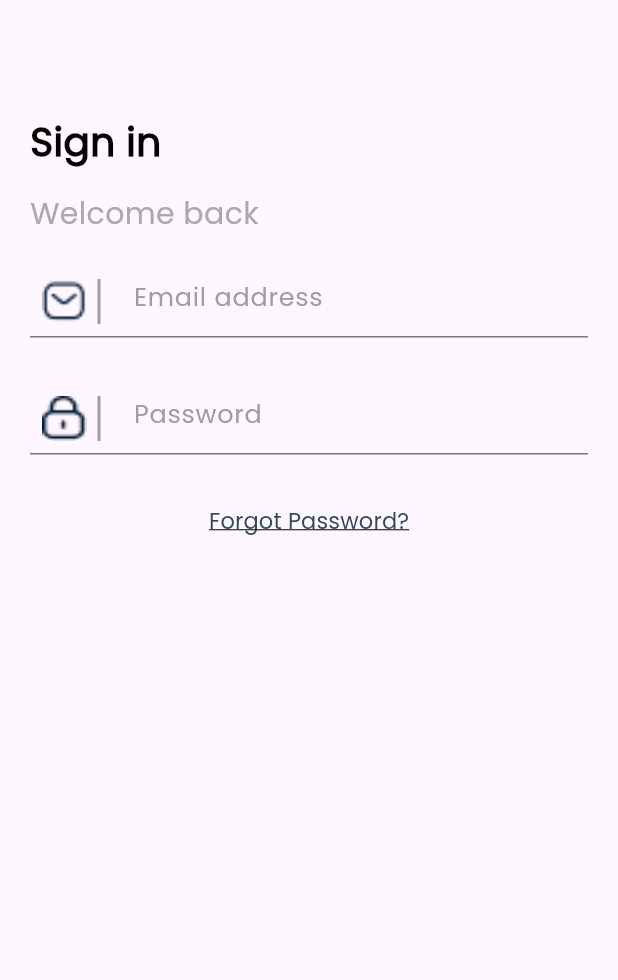
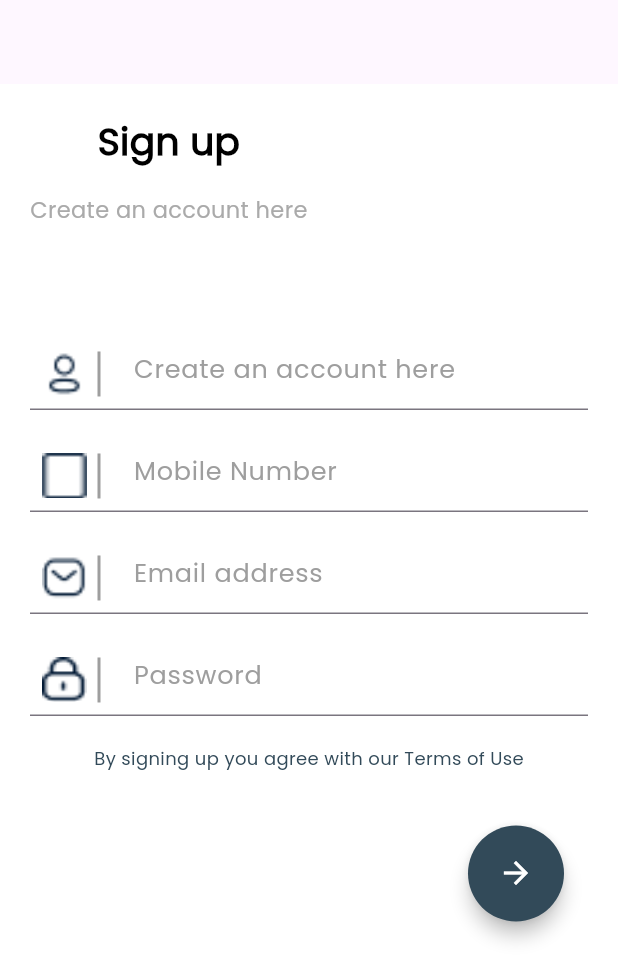
Before and after one commit to AAhmedTarekElshamy/magic_coffee, a Flutter app: the screen it shows after launch, on a phone screen of 412 x 824 dp. Shown: the top 980 px of the screen. Run offline on Flutter 3.47's test engine with Material 3 defaults, Android fonts, the phone set to English and light mode, and no system bars; our stand-ins replace flutter_svg.

Commit message:
SignUpView initial

```diff
--- a/lib/core/widgets/custom_button.dart
+++ b/lib/core/widgets/custom_button.dart
@@ -1,18 +1,26 @@
 import 'package:flutter/material.dart';
+
 class CustomButton extends StatelessWidget {
   const CustomButton({super.key, this.onPressed});
- final void Function()? onPressed;
+  final void Function()? onPressed;
+
   @override
   Widget build(BuildContext context) {
     return Padding(
       padding: const EdgeInsets.all(16.0),
       child: ElevatedButton(
         onPressed: onPressed,
-        style: ElevatedButton.styleFrom(
-          shape: const CircleBorder(),
-          backgroundColor: const Color(0xFF2F4F5F), // Circular shape
-          padding: const EdgeInsets.all(20), // Background color (close to the color in the image)
-          elevation: 5, // Shadow elevation
+        style: ButtonStyle(
+          shape: MaterialStateProperty.all<CircleBorder>(
+            const CircleBorder(),
+          ),
+          backgroundColor: MaterialStateProperty.all<Color>(
+            const Color(0xff324A59),
+          ), // Background color
+          padding: MaterialStateProperty.all<EdgeInsetsGeometry>(
+            const EdgeInsets.all(20), // Padding inside the button
+          ),
+          elevation: MaterialStateProperty.all<double>(5), // Shadow elevation
         ),
         child: const Icon(
           Icons.arrow_forward, // Arrow icon
@@ -21,6 +29,5 @@ class CustomButton extends StatelessWidget {
         ),
       ),
     );
-
   }
 }
--- /dev/null
+++ b/lib/core/widgets/screen_upper.dart
@@ -0,0 +1,40 @@
+import 'package:flutter/material.dart';
+class ScreenUpper extends StatelessWidget {
+  const ScreenUpper({super.key, required this.title, required this.subTitle});
+  final String title;
+  final String subTitle;
+
+
+  @override
+  Widget build(BuildContext context) {
+    return SizedBox(
+
+      height: MediaQuery.of(context).size.height*0.18,
+      child:   Column(
+        children: [
+          Text(
+            title,
+            style: const TextStyle(
+              fontSize: 25,
+              fontWeight: FontWeight.bold,
+              color: Colors.black,
+              fontFamily: 'Poppins',
+            ),
+          ),
+          const SizedBox(
+            height: 17,
+          ),
+          Text(
+            subTitle,
+            style: const TextStyle(
+              fontSize: 15,
+              fontFamily: 'Poppins',
+              // fontWeight: FontWeight.bold,
+              color: Color(0xffAAAAAA),
+            ),
+          ),
+        ],
+      ),
+    );
+  }
+}
--- /dev/null
+++ b/lib/features/auth/presentation/views/signUp_view.dart
@@ -0,0 +1,15 @@
+import 'package:flutter/material.dart';
+import 'package:magic_coffee/features/auth/presentation/views/widgets/signUp_view_body.dart';
+class SignUpView extends StatelessWidget {
+  const SignUpView({super.key});
+
+  @override
+  Widget build(BuildContext context) {
+    return Scaffold(
+    backgroundColor: Colors.white,
+      appBar: AppBar(),
+      body:const SignUpViewBody() ,
+
+    );
+  }
+}
--- /dev/null
+++ b/lib/features/auth/presentation/views/widgets/signUp_view_body.dart
@@ -0,0 +1,49 @@
+import 'package:flutter/material.dart';
+
+import '../../../../../core/widgets/custom_button.dart';
+import '../../../../../core/widgets/custom_text_field.dart';
+import '../../../../../core/widgets/screen_upper.dart';
+
+class SignUpViewBody extends StatefulWidget {
+  const SignUpViewBody({super.key});
+
+  @override
+  State<SignUpViewBody> createState() => _SignUpViewBodyState();
+}
+
+class _SignUpViewBodyState extends State<SignUpViewBody> {
+  @override
+  Widget build(BuildContext context) {
+    return const Padding(
+      padding: EdgeInsets.all(20.0),
+      child: Column(
+        crossAxisAlignment: CrossAxisAlignment.start,
+        children: [
+          ScreenUpper(title: 'Sign up',subTitle: 'Create an account here',),
+          SizedBox(
+            height: 1,
+          ),
+          CustomTextField(hintText: 'Create an account here', iconPath: 'assets/images/icons/Profile.png',),
+          SizedBox(height:20),
+          CustomTextField(hintText: 'Mobile Number', iconPath: 'assets/images/icons/Group.png',),
+          SizedBox(height:20),
+          CustomTextField(hintText: 'Email address', iconPath: 'assets/images/Message1.png',),
+          SizedBox(height:20),
+          CustomTextField(hintText: 'Password', iconPath: 'assets/images/icons/Lock.png',),
+          SizedBox(height:20),
+          Center(
+            child: Text('By signing up you agree with our Terms of Use',style: TextStyle(
+              fontFamily: 'Poppins',
+              color: Color(0xff324A59),
+              fontSize: 12,
+            ),),
+          ),
+          SizedBox(height:20),
+          Align(
+              alignment: Alignment.bottomRight,
+              child: CustomButton()),
+        ],
+      ),
+    );
+  }
+}
--- a/lib/main.dart
+++ b/lib/main.dart
@@ -1,5 +1,6 @@
 import 'package:flutter/material.dart';
 
+import 'features/auth/presentation/views/signUp_view.dart';
 import 'features/auth/presentation/views/signin_view.dart';
 import 'features/welcome/presentation/views/welcome_view.dart';
 
@@ -21,7 +22,7 @@ class MyApp extends StatelessWidget {
         colorScheme: ColorScheme.fromSeed(seedColor: Colors.deepPurple),
         useMaterial3: true,
       ),
-      home: const SignInView(),
+      home: const SignUpView(),
     );
   }
 }
```
